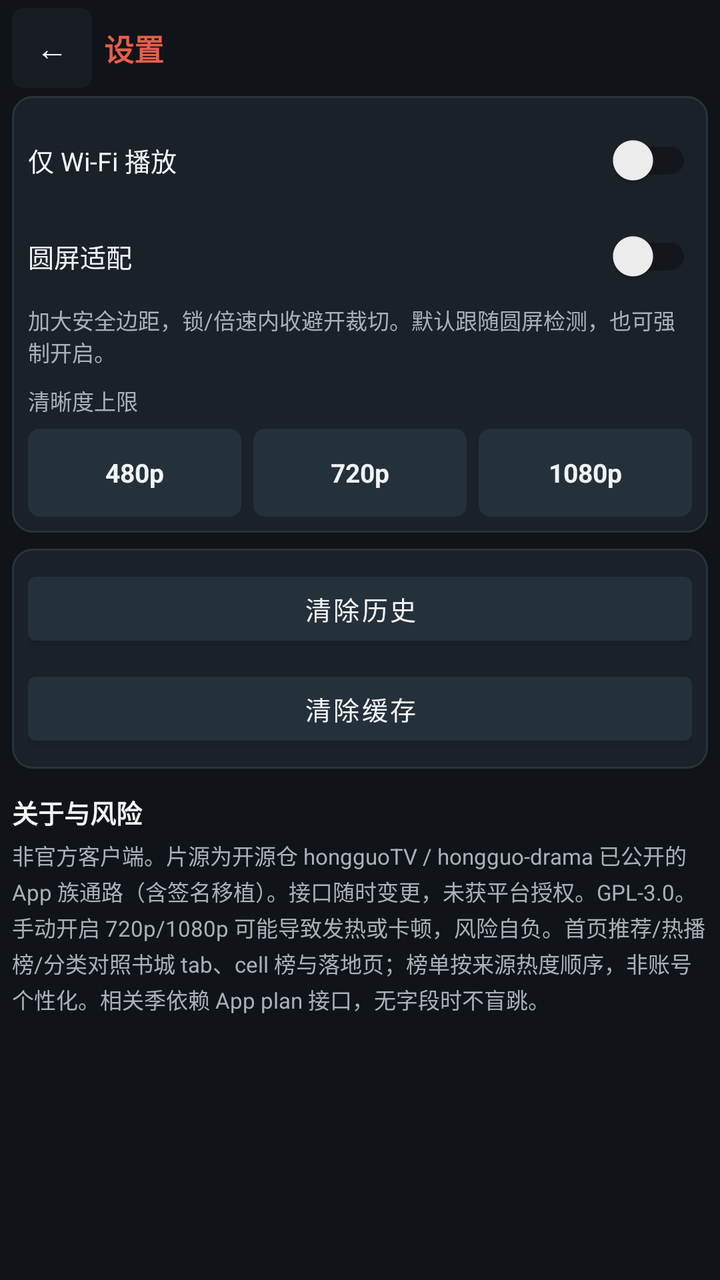
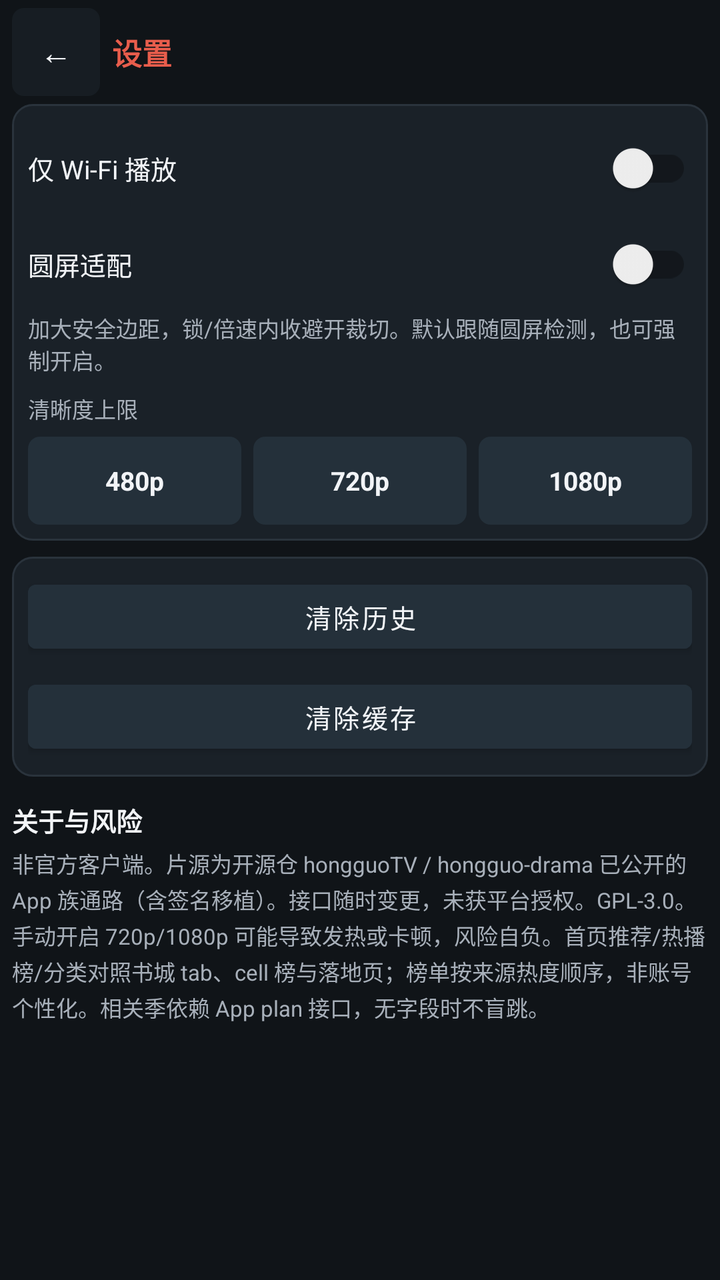

Screens rendered from an Android XML layout before and after an edit, with the pre-edit source and the edit as a unified diff.
<!-- AndroidManifest.xml: application theme Theme.HongguoWatch -->
<!-- res/layout/activity_settings.xml -->
<?xml version="1.0" encoding="utf-8"?>
<LinearLayout xmlns:android="http://schemas.android.com/apk/res/android"
    android:id="@+id/settingsRoot"
    android:layout_width="match_parent"
    android:layout_height="match_parent"
    android:background="@color/bg"
    android:orientation="vertical"
    android:paddingHorizontal="@dimen/watch_pad"
    android:paddingTop="@dimen/watch_pad_tight"
    android:paddingBottom="@dimen/watch_pad_tight">

    <LinearLayout
        android:layout_width="match_parent"
        android:layout_height="wrap_content"
        android:gravity="center_vertical"
        android:orientation="horizontal"
        android:paddingBottom="4dp">

        <TextView
            android:id="@+id/backButton"
            android:layout_width="40dp"
            android:layout_height="40dp"
            android:background="@drawable/bg_control_button"
            android:gravity="center"
            android:text="@string/back"
            android:textColor="@color/text_primary"
            android:textSize="16sp" />

        <TextView
            android:layout_width="0dp"
            android:layout_height="wrap_content"
            android:layout_marginStart="6dp"
            android:layout_weight="1"
            android:text="@string/tab_settings"
            android:textColor="@color/accent"
            android:textSize="@dimen/watch_title"
            android:textStyle="bold" />
    </LinearLayout>

    <ScrollView
        android:layout_width="match_parent"
        android:layout_height="0dp"
        android:layout_weight="1"
        android:overScrollMode="never"
        android:scrollbars="none">

        <LinearLayout
            android:layout_width="match_parent"
            android:layout_height="wrap_content"
            android:orientation="vertical"
            android:paddingBottom="8dp">

            <LinearLayout
                android:layout_width="match_parent"
                android:layout_height="wrap_content"
                android:background="@drawable/bg_setting_block"
                android:orientation="vertical"
                android:padding="8dp">

                <androidx.appcompat.widget.SwitchCompat
                    android:id="@+id/wifiOnlySwitch"
                    android:layout_width="match_parent"
                    android:layout_height="48dp"
                    android:text="@string/wifi_only"
                    android:textColor="@color/text_primary"
                    android:textSize="@dimen/watch_body" />

                <androidx.appcompat.widget.SwitchCompat
                    android:id="@+id/roundAdaptSwitch"
                    android:layout_width="match_parent"
                    android:layout_height="48dp"
                    android:text="@string/round_adapt"
                    android:textColor="@color/text_primary"
                    android:textSize="@dimen/watch_body" />

                <TextView
                    android:id="@+id/roundAdaptHint"
                    android:layout_width="match_parent"
                    android:layout_height="wrap_content"
                    android:text="@string/round_adapt_hint"
                    android:textColor="@color/text_secondary"
                    android:textSize="@dimen/watch_meta" />

                <TextView
                    android:layout_width="match_parent"
                    android:layout_height="wrap_content"
                    android:layout_marginTop="8dp"
                    android:text="@string/max_quality"
                    android:textColor="@color/text_secondary"
                    android:textSize="@dimen/watch_meta" />

                <LinearLayout
                    android:layout_width="match_parent"
                    android:layout_height="wrap_content"
                    android:layout_marginTop="6dp"
                    android:orientation="horizontal">

                    <TextView
                        android:id="@+id/quality480"
                        android:layout_width="0dp"
                        android:layout_height="44dp"
                        android:layout_marginEnd="4dp"
                        android:layout_weight="1"
                        android:background="@drawable/bg_quality_chip"
                        android:gravity="center"
                        android:text="480p"
                        android:textColor="@color/text_primary"
                        android:textSize="@dimen/watch_body"
                        android:textStyle="bold" />

                    <TextView
                        android:id="@+id/quality720"
                        android:layout_width="0dp"
                        android:layout_height="44dp"
                        android:layout_marginHorizontal="2dp"
                        android:layout_weight="1"
                        android:background="@drawable/bg_quality_chip"
                        android:gravity="center"
                        android:text="720p"
                        android:textColor="@color/text_primary"
                        android:textSize="@dimen/watch_body"
                        android:textStyle="bold" />

                    <TextView
                        android:id="@+id/quality1080"
                        android:layout_width="0dp"
                        android:layout_height="44dp"
                        android:layout_marginStart="4dp"
                        android:layout_weight="1"
                        android:background="@drawable/bg_quality_chip"
                        android:gravity="center"
                        android:text="1080p"
                        android:textColor="@color/text_primary"
                        android:textSize="@dimen/watch_body"
                        android:textStyle="bold" />
                </LinearLayout>

                
                <Spinner
                    android:id="@+id/qualitySpinner"
                    android:layout_width="0dp"
                    android:layout_height="0dp"
                    android:visibility="gone" />
            </LinearLayout>

            <LinearLayout
                android:layout_width="match_parent"
                android:layout_height="wrap_content"
                android:layout_marginTop="8dp"
                android:background="@drawable/bg_setting_block"
                android:orientation="vertical"
                android:padding="8dp">

                <Button
                    android:id="@+id/clearHistoryButton"
                    android:layout_width="match_parent"
                    android:layout_height="44dp"
                    android:backgroundTint="@color/episode_normal"
                    android:minHeight="0dp"
                    android:text="@string/clear_history"
                    android:textColor="@color/text_primary"
                    android:textSize="@dimen/watch_body" />

                <Button
                    android:id="@+id/clearCacheButton"
                    android:layout_width="match_parent"
                    android:layout_height="44dp"
                    android:layout_marginTop="6dp"
                    android:backgroundTint="@color/episode_normal"
                    android:minHeight="0dp"
                    android:text="@string/clear_cache"
                    android:textColor="@color/text_primary"
                    android:textSize="@dimen/watch_body" />
            </LinearLayout>

            <TextView
                android:layout_width="match_parent"
                android:layout_height="wrap_content"
                android:layout_marginTop="12dp"
                android:text="@string/about_title"
                android:textColor="@color/text_primary"
                android:textSize="@dimen/watch_body"
                android:textStyle="bold" />

            <TextView
                android:layout_width="match_parent"
                android:layout_height="wrap_content"
                android:layout_marginTop="4dp"
                android:lineSpacingExtra="2dp"
                android:text="@string/about_body"
                android:textColor="@color/text_secondary"
                android:textSize="@dimen/watch_meta" />
        </LinearLayout>
    </ScrollView>
</LinearLayout>
<!-- resources referenced by this layout -->
<resources>
  <color name="accent">#E85D4C</color>
  <color name="bg">#101418</color>
  <color name="episode_normal">#24303A</color>
  <color name="text_primary">#F2F4F7</color>
  <color name="text_secondary">#A8B0BA</color>
  <dimen name="watch_body">13sp</dimen>
  <dimen name="watch_meta">11sp</dimen>
  <dimen name="watch_pad">6dp</dimen>
  <dimen name="watch_pad_tight">4dp</dimen>
  <dimen name="watch_title">15sp</dimen>
  <!-- drawable bg_control_button (drawable) -->
  <?xml version="1.0" encoding="utf-8"?>
  <selector xmlns:android="http://schemas.android.com/apk/res/android">
      <item android:state_pressed="true">
          <shape android:shape="rectangle">
              <solid android:color="#66E85D4C" />
              <corners android:radius="6dp" />
          </shape>
      </item>
      <item android:state_enabled="false">
          <shape android:shape="rectangle">
              <solid android:color="#3324303A" />
              <corners android:radius="6dp" />
          </shape>
      </item>
      <item>
          <shape android:shape="rectangle">
              <solid android:color="#5524303A" />
              <corners android:radius="6dp" />
          </shape>
      </item>
  </selector>
  <!-- drawable bg_quality_chip (drawable) -->
  <?xml version="1.0" encoding="utf-8"?>
  <selector xmlns:android="http://schemas.android.com/apk/res/android">
      <item android:state_selected="true">
          <shape android:shape="rectangle">
              <solid android:color="@color/accent" />
              <corners android:radius="6dp" />
          </shape>
      </item>
      <item android:state_pressed="true">
          <shape android:shape="rectangle">
              <solid android:color="@color/accent_dim" />
              <corners android:radius="6dp" />
          </shape>
      </item>
      <item>
          <shape android:shape="rectangle">
              <solid android:color="@color/episode_normal" />
              <corners android:radius="6dp" />
          </shape>
      </item>
  </selector>
  <!-- drawable bg_setting_block (drawable) -->
  <?xml version="1.0" encoding="utf-8"?>
  <shape xmlns:android="http://schemas.android.com/apk/res/android"
      android:shape="rectangle">
      <solid android:color="@color/bg_elevated" />
      <corners android:radius="10dp" />
      <stroke
          android:width="1dp"
          android:color="@color/stroke" />
  </shape>
  <string name="about_body">非官方客户端。片源为开源仓 hongguoTV / hongguo-drama 已公开的 App 族通路（含签名移植）。接口随时变更，未获平台授权。GPL‑3.0。手动开启 720p/1080p 可能导致发热或卡顿，风险自负。首页推荐/热播榜/分类对照书城 tab、cell 榜与落地页；榜单按来源热度顺序，非账号个性化。相关季依赖 App plan 接口，无字段时不盲跳。</string>
  <string name="about_title">关于与风险</string>
  <string name="back">←</string>
  <string name="clear_cache">清除缓存</string>
  <string name="clear_history">清除历史</string>
  <string name="max_quality">清晰度上限</string>
  <string name="round_adapt">圆屏适配</string>
  <string name="round_adapt_hint">加大安全边距，锁/倍速内收避开裁切。默认跟随圆屏检测，也可强制开启。</string>
  <string name="tab_settings">设置</string>
  <string name="wifi_only">仅 Wi‑Fi 播放</string>
  <style name="Theme.HongguoWatch" parent="Theme.MaterialComponents.DayNight.NoActionBar">
          <item name="colorPrimary">@color/accent</item>
          <item name="colorPrimaryVariant">@color/accent_dim</item>
          <item name="colorSecondary">@color/accent</item>
          <item name="android:statusBarColor">@color/bg</item>
          <item name="android:navigationBarColor">@color/bg</item>
          <item name="android:windowBackground">@color/bg</item>
          <item name="android:textColorPrimary">@color/text_primary</item>
          <item name="android:textColorSecondary">@color/text_secondary</item>
      </style>
  <color name="accent_dim">#B3473A</color>
  <color name="bg_elevated">#1A2128</color>
  <color name="stroke">#2A333C</color>
</resources>

<!-- the commit's change to res/layout/activity_settings.xml (unified diff, before → after) -->
@@ -18,8 +18,8 @@
 
         <TextView
             android:id="@+id/backButton"
-            android:layout_width="40dp"
-            android:layout_height="40dp"
+            android:layout_width="44dp"
+            android:layout_height="44dp"
             android:background="@drawable/bg_control_button"
             android:gravity="center"
             android:text="@string/back"
